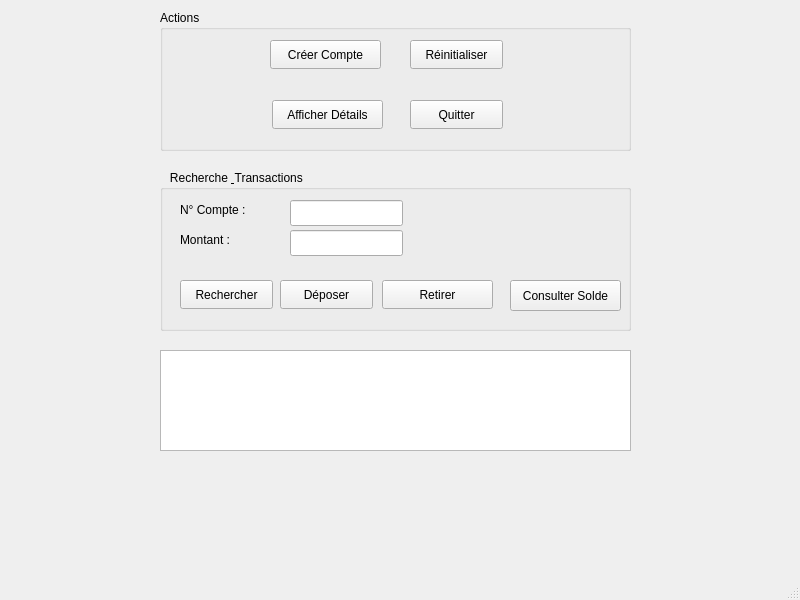
Above: mainwindow.ui from jayriri60-ai/BankAccountSystem before the change. Below: the same form after it.
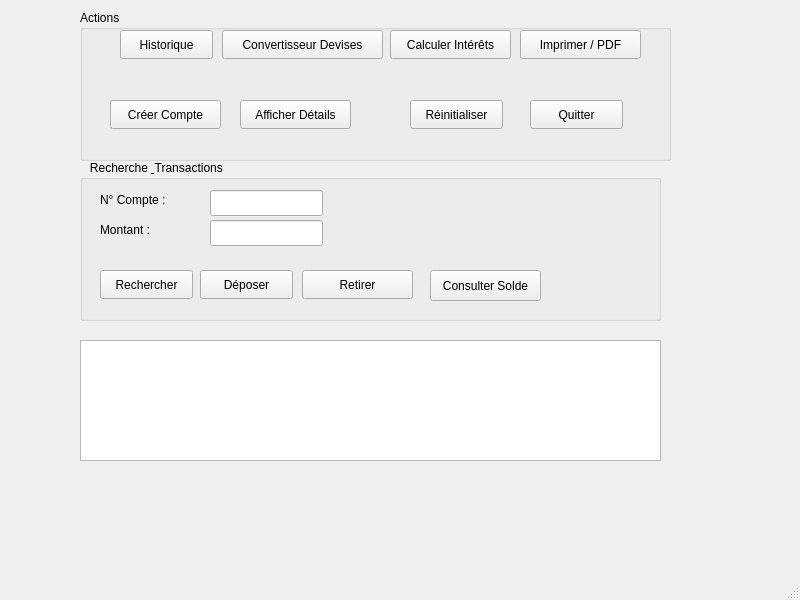
That is the form after the change.

Commit message: Mise a jour complete du projet BankAccountSystem avec PIN, historique et export PDF

The edit to the form file:
```diff
--- a/mainwindow.ui
+++ b/mainwindow.ui
@@ -17,9 +17,9 @@
    <widget class="QGroupBox" name="groupBox">
     <property name="geometry">
      <rect>
-      <x>160</x>
-      <y>170</y>
-      <width>471</width>
+      <x>80</x>
+      <y>160</y>
+      <width>581</width>
       <height>161</height>
      </rect>
     </property>
@@ -128,10 +128,10 @@
    <widget class="QTextEdit" name="detailsTextEdit">
     <property name="geometry">
      <rect>
-      <x>160</x>
-      <y>350</y>
-      <width>471</width>
-      <height>101</height>
+      <x>80</x>
+      <y>340</y>
+      <width>581</width>
+      <height>121</height>
      </rect>
     </property>
     <property name="font">
@@ -146,10 +146,10 @@
    <widget class="QGroupBox" name="Actions">
     <property name="geometry">
      <rect>
-      <x>160</x>
+      <x>80</x>
       <y>10</y>
-      <width>471</width>
-      <height>141</height>
+      <width>591</width>
+      <height>151</height>
      </rect>
     </property>
     <property name="title">
@@ -158,8 +158,8 @@
     <widget class="QPushButton" name="createButton">
      <property name="geometry">
       <rect>
-       <x>110</x>
-       <y>30</y>
+       <x>30</x>
+       <y>90</y>
        <width>111</width>
        <height>29</height>
       </rect>
@@ -171,7 +171,7 @@
     <widget class="QPushButton" name="displayButton">
      <property name="geometry">
       <rect>
-       <x>112</x>
+       <x>160</x>
        <y>90</y>
        <width>111</width>
        <height>29</height>
@@ -184,8 +184,8 @@
     <widget class="QPushButton" name="resetButton">
      <property name="geometry">
       <rect>
-       <x>250</x>
-       <y>30</y>
+       <x>330</x>
+       <y>90</y>
        <width>93</width>
        <height>29</height>
       </rect>
@@ -197,7 +197,7 @@
     <widget class="QPushButton" name="exitButton">
      <property name="geometry">
       <rect>
-       <x>250</x>
+       <x>450</x>
        <y>90</y>
        <width>93</width>
        <height>29</height>
@@ -207,6 +207,58 @@
       <string>Quitter</string>
      </property>
     </widget>
+    <widget class="QPushButton" name="printButton">
+     <property name="geometry">
+      <rect>
+       <x>440</x>
+       <y>20</y>
+       <width>121</width>
+       <height>29</height>
+      </rect>
+     </property>
+     <property name="text">
+      <string>Imprimer / PDF</string>
+     </property>
+    </widget>
+    <widget class="QPushButton" name="currencyButton">
+     <property name="geometry">
+      <rect>
+       <x>142</x>
+       <y>20</y>
+       <width>161</width>
+       <height>29</height>
+      </rect>
+     </property>
+     <property name="text">
+      <string>Convertisseur Devises</string>
+     </property>
+    </widget>
+    <widget class="QPushButton" name="historyButton">
+     <property name="geometry">
+      <rect>
+       <x>40</x>
+       <y>20</y>
+       <width>93</width>
+       <height>29</height>
+      </rect>
+     </property>
+     <property name="text">
+      <string>Historique</string>
+     </property>
+    </widget>
+    <widget class="QPushButton" name="interestButton">
+     <property name="geometry">
+      <rect>
+       <x>310</x>
+       <y>20</y>
+       <width>121</width>
+       <height>29</height>
+      </rect>
+     </property>
+     <property name="text">
+      <string>Calculer Intérêts</string>
+     </property>
+    </widget>
    </widget>
   </widget>
   <widget class="QMenuBar" name="menubar">
```
The commit also changes 10 other files.
